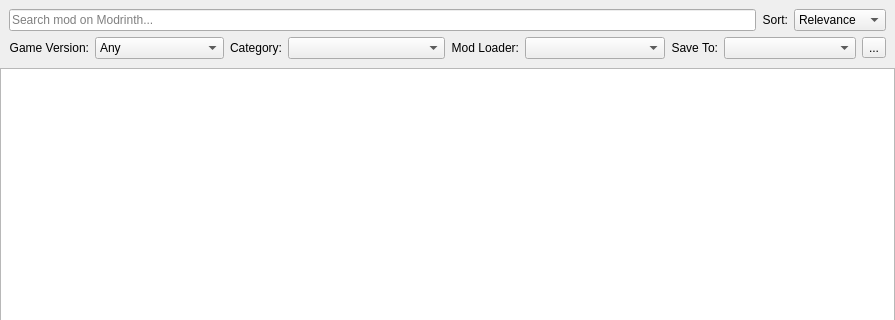
Qt form src/ui/modrinth/modrinthmodbrowser.ui (kaniol-lck/modmanager) before a commit; both pictures show x 0 to 895 and y 0 to 320 of the 895 by 626 pixel window.
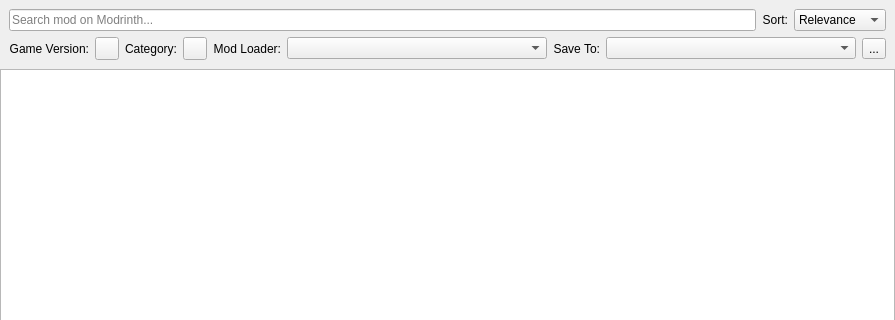
The same form after that commit. Icons and pictures are not drawn.

Commit message: modrinth game version & category multi-selection in menu

What changed in the file:
```diff
--- a/src/ui/modrinth/modrinthmodbrowser.ui
+++ b/src/ui/modrinth/modrinthmodbrowser.ui
@@ -37,7 +37,7 @@
     </widget>
    </item>
    <item row="0" column="0">
-    <widget class="QWidget" name="" native="true">
+    <widget class="QWidget" name="widget" native="true">
      <layout class="QGridLayout" name="gridLayout">
       <item row="1" column="0">
        <layout class="QHBoxLayout" name="horizontalLayout_2">
@@ -58,18 +58,16 @@
          </widget>
         </item>
         <item>
-         <widget class="QComboBox" name="versionSelect">
-          <property name="sizePolicy">
-           <sizepolicy hsizetype="Expanding" vsizetype="Fixed">
-            <horstretch>0</horstretch>
-            <verstretch>0</verstretch>
-           </sizepolicy>
+         <widget class="QToolButton" name="versionSelectButton">
+          <property name="text">
+           <string/>
           </property>
-          <item>
-           <property name="text">
-            <string>Any</string>
-           </property>
-          </item>
+          <property name="popupMode">
+           <enum>QToolButton::InstantPopup</enum>
+          </property>
+          <property name="toolButtonStyle">
+           <enum>Qt::ToolButtonTextBesideIcon</enum>
+          </property>
          </widget>
         </item>
        </layout>
@@ -93,12 +91,15 @@
          </widget>
         </item>
         <item>
-         <widget class="QComboBox" name="categorySelect">
-          <property name="sizePolicy">
-           <sizepolicy hsizetype="Expanding" vsizetype="Fixed">
-            <horstretch>0</horstretch>
-            <verstretch>0</verstretch>
-           </sizepolicy>
+         <widget class="QToolButton" name="categorySelectButton">
+          <property name="text">
+           <string/>
+          </property>
+          <property name="popupMode">
+           <enum>QToolButton::InstantPopup</enum>
+          </property>
+          <property name="toolButtonStyle">
+           <enum>Qt::ToolButtonTextBesideIcon</enum>
           </property>
          </widget>
         </item>
```
The commit also changes 11 other files.
